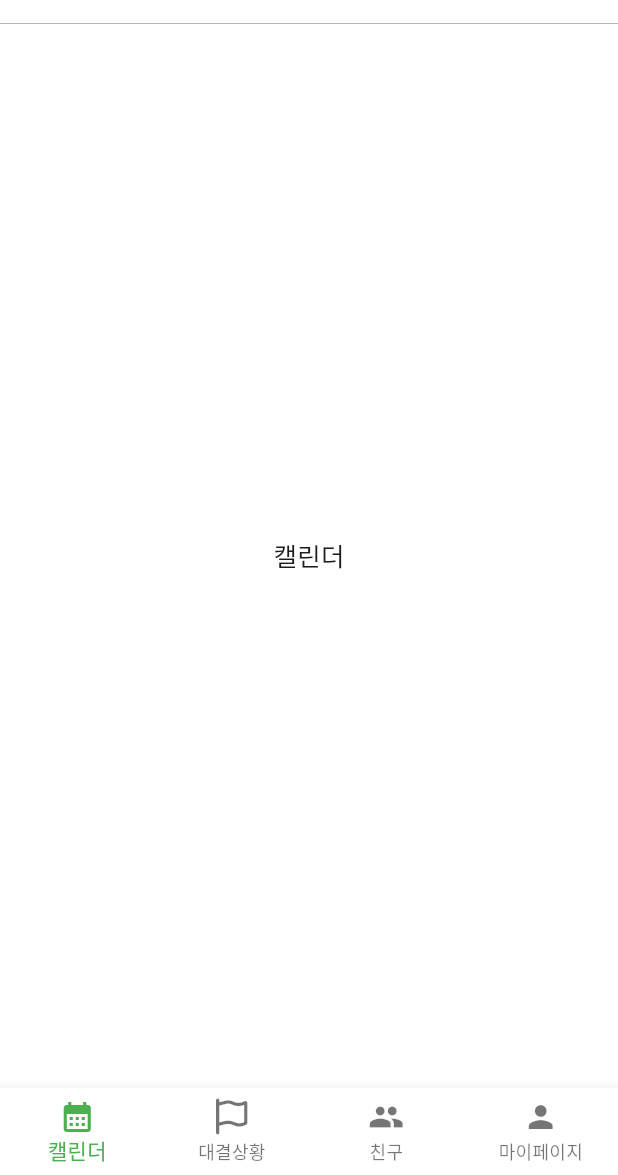
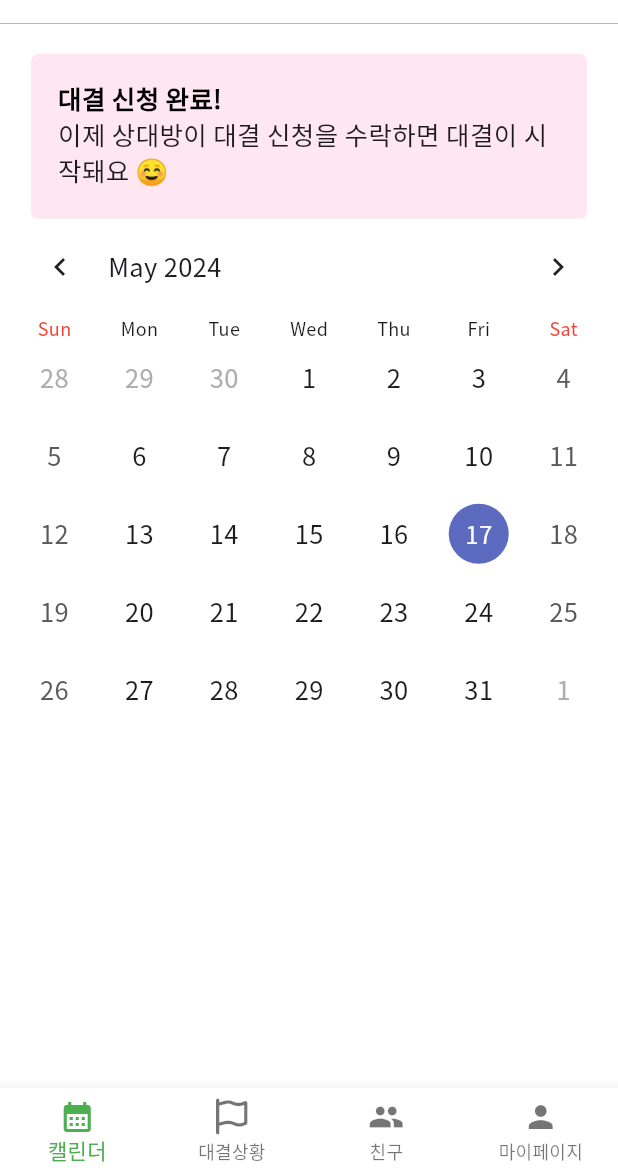
Before and after one commit to aengzu/HCI_03, a Flutter app: the screen it shows after launch, on a phone screen of 412 x 824 dp, the part 61-1236 px from its top. Run offline on Flutter 3.47's test engine with Material 3 defaults, Android fonts, the phone set to English and light mode, and no system bars; drawn by our look-alikes of table_calendar; our stand-ins replace fl_chart, font_awesome_flutter, get, google_fonts.

Commit message:
feat ; calendar ui

```diff
--- a/lib/models/request_title.dart
+++ b/lib/models/request_title.dart
@@ -26,4 +26,8 @@ List<Notice> dummyNotices = [
     title: '대결 신청 완료!',
     description: '이제 상대방이 대결 신청을 수락하면 대결이 시작돼요 ☺️',
   ),
+  Notice(
+    title: '이번달 공약',
+    description: '지는 사람이 베스타 사기☺️',
+  ),
 ];
--- a/lib/screens/calendar/calendar_screen.dart
+++ b/lib/screens/calendar/calendar_screen.dart
@@ -1,13 +1,32 @@
 import 'package:flutter/material.dart';
+import 'package:table_calendar/table_calendar.dart';
 import 'package:hci_03/constants/theme.dart';
-import 'package:hci_03/screens/components/custom_btn.dart';
+import 'package:hci_03/screens/components/custom_btn.dart'; // Import the CustomButton
+import '../../constants/image_assets.dart';
+import 'package:hci_03/screens/components/notice_box.dart';
 import 'package:hci_03/screens/components/custom_light_btn.dart';
+import '../components/appbar_preffered_size.dart';
+import 'package:hci_03/screens/battle/battle_screen.dart'; // Import the BattleScreen
+import 'package:hci_03/models/request_title.dart';
 
-import '../../constants/image_assets.dart';
-import '../components/appbar_preffered_size.dart';
 
-class CalendarScreen extends StatelessWidget {
+class CalendarScreen extends StatefulWidget {
   const CalendarScreen({super.key});
+
+  @override
+  _CalendarScreenState createState() => _CalendarScreenState();
+}
+
+class _CalendarScreenState extends State<CalendarScreen> {
+  late DateTime _focusedDay;
+  DateTime? _selectedDay;
+
+  @override
+  void initState() {
+    super.initState();
+    _focusedDay = DateTime.now();
+    _selectedDay = DateTime.now();
+  }
 
   @override
   Widget build(BuildContext context) {
@@ -16,13 +35,44 @@ class CalendarScreen extends StatelessWidget {
         title: Image.asset(ImageAssets.logo, width: 100),
         actions: [
           IconButton(
-              icon: Icon(Icons.settings), // 설정 아이콘
-              onPressed: () {}, // 아이콘 버튼 클릭 이벤트 처리
-            ),],
+            icon: const Icon(Icons.settings),
+            onPressed: () {
+              // Define your settings action here
+            },
+          ),
+        ],
         bottom: appBarBottomLine(),
       ),
-      body: Center(
-        child: Text('캘린더'),
+      body: Column(
+        children: [
+          const SizedBox(height: 20), // 박스를 아래로 내리기 위해 추가
+          NoticeBox(notice: dummyNotices[4]),// Replace the notice box
+          Expanded(
+            child: Padding(
+              padding: const EdgeInsets.symmetric(horizontal: 8),
+              child: TableCalendar(
+                firstDay: DateTime.utc(2010, 10, 16),
+                lastDay: DateTime.utc(2030, 3, 14),
+                focusedDay: _focusedDay,
+                selectedDayPredicate: (day) => isSameDay(_selectedDay, day),
+                onDaySelected: (selectedDay, focusedDay) {
+                  setState(() {
+                    _selectedDay = selectedDay;
+                    _focusedDay = focusedDay;
+                  });
+                },
+                calendarFormat: CalendarFormat.month,
+                availableCalendarFormats: const {
+                  CalendarFormat.month: 'Month'
+                }, // Restricting to month view only
+                daysOfWeekStyle: DaysOfWeekStyle(
+                  weekdayStyle: TextStyle(fontSize: 12), // Adjust font size if necessary
+                  weekendStyle: TextStyle(fontSize: 12, color: Colors.red),
+                ),
+              ),
+            ),
+          ),
+        ],
       ),
     );
   }
--- a/lib/screens/main_screens.dart
+++ b/lib/screens/main_screens.dart
@@ -1,7 +1,7 @@
 import 'package:flutter/material.dart';
 import 'package:font_awesome_flutter/font_awesome_flutter.dart';
-import 'battle/battle_screen.dart';
-import 'calendar/calendar_screen.dart';
+import 'package:hci_03/screens/battle/battle_screen.dart';
+import 'package:hci_03/screens/calendar/calendar_screen.dart';
 import 'myfriend/myfriend_screen.dart';
 import 'mypage/mypage_screen.dart';
 
--- a/pubspec.yaml
+++ b/pubspec.yaml
@@ -41,6 +41,9 @@ dependencies:
   intl: ^0.19.0
   get: ^4.6.6
   fl_chart: ^0.68.0
+  table_calendar: ^3.0.5
+
+
 
 dev_dependencies:
   flutter_test:
```
Also changed, not shown: lib/screens/components/notice_box.dart (line endings or trailing spaces), lib/screens/mypage/mypage_screen.dart (line endings or trailing spaces), 3 other files. Lines whose indentation alone changed are shown as unchanged.
